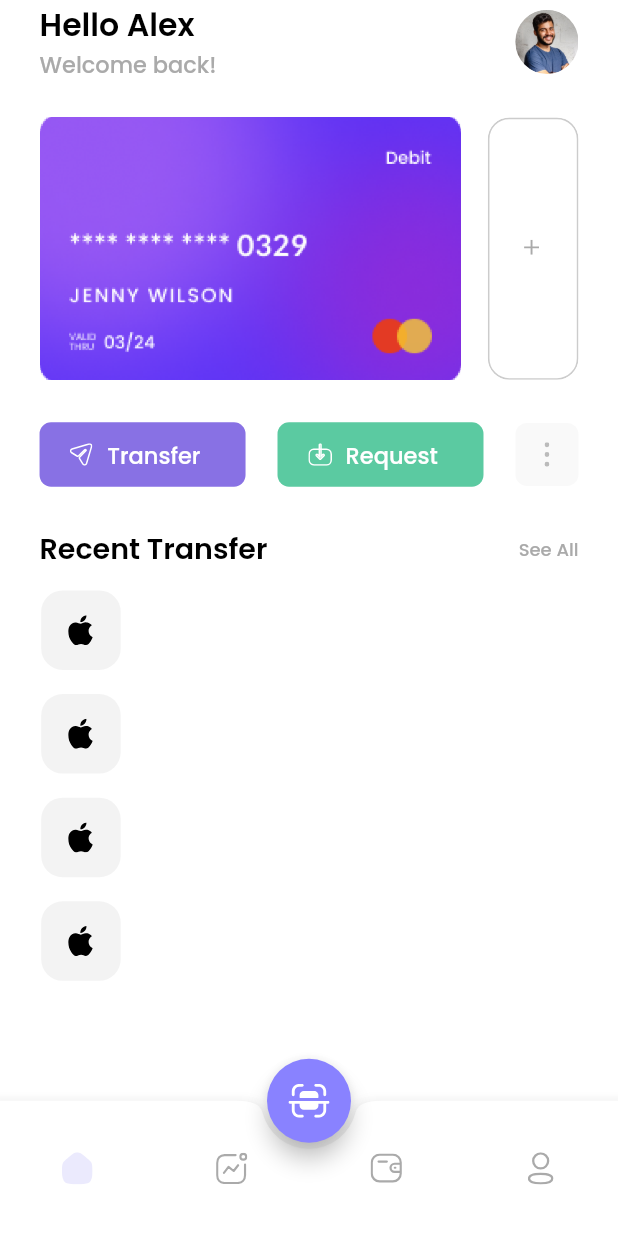
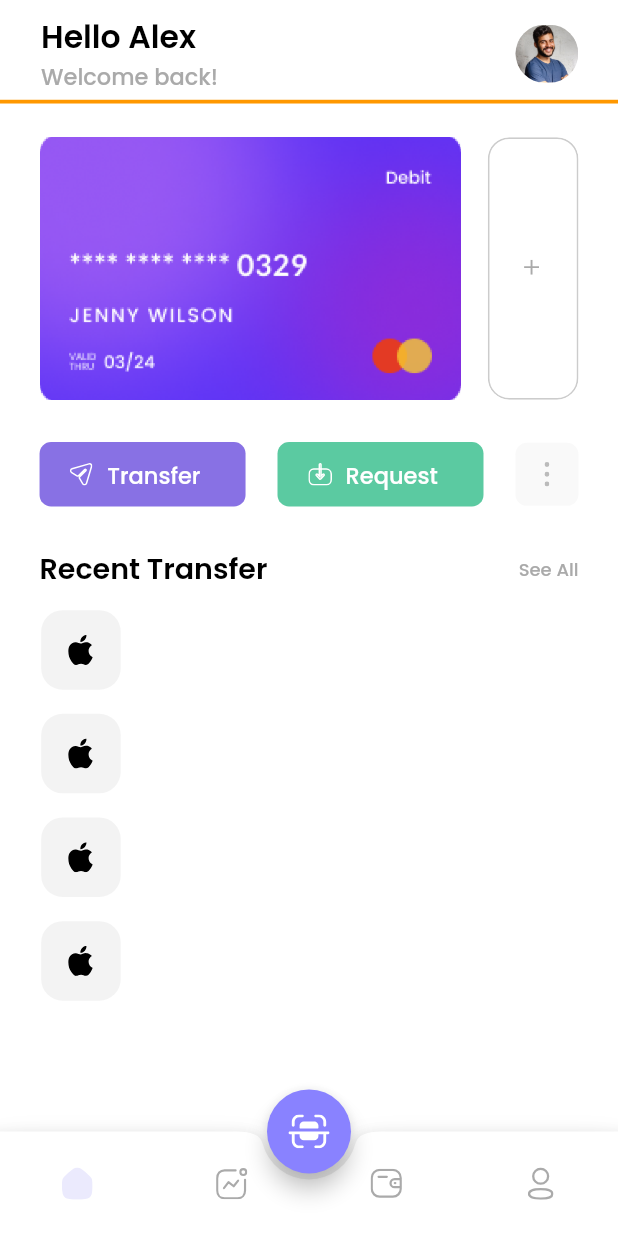
Before and after one commit to NishantSinghal19/FMA-SIH, a Flutter app: the screen it shows after launch, on a phone screen of 412 x 824 dp. Run offline on Flutter 3.47's test engine with Material 2 defaults, Android fonts, the light colour scheme and no system bars; our stand-ins replace cached_network_image, flutter_svg, flutter_svg_provider, google_maps_flutter, pin_code_fields.

Commit message:
pixel overflow fixed

```diff
--- a/client_app/lib/presentation/mine_page/mine_page.dart
+++ b/client_app/lib/presentation/mine_page/mine_page.dart
@@ -9,10 +9,11 @@ class MinePage extends StatelessWidget {
   @override
   Widget build(BuildContext context) {
     return SafeArea(
+        minimum: EdgeInsets.fromLTRB(0, 10, 0, 0),
         child: Scaffold(
             backgroundColor: ColorConstant.whiteA700,
             appBar: CustomAppBar(
-                height: getVerticalSize(52),
+                height: getVerticalSize(55),
                 title: Container(
                     width: getHorizontalSize(111),
                     margin: getMargin(left: 24),
--- a/client_app/lib/presentation/mine_page_container_screen/mine_page_container_screen.dart
+++ b/client_app/lib/presentation/mine_page_container_screen/mine_page_container_screen.dart
@@ -21,7 +21,7 @@ class MinePageContainerScreen extends StatelessWidget {
                 onGenerateRoute: (routeSetting) => PageRouteBuilder(
                     pageBuilder: (ctx, ani, ani1) =>
                         getCurrentPage(routeSetting.name!),
-                    transitionDuration: Duration(seconds: 0))),
+                    transitionDuration: Duration(milliseconds: 20))),
             bottomNavigationBar:
                 CustomBottomAppBar(onChanged: (BottomBarEnum type) {
               Navigator.pushNamed(
--- a/client_app/lib/widgets/app_bar/custom_app_bar.dart
+++ b/client_app/lib/widgets/app_bar/custom_app_bar.dart
@@ -33,9 +33,17 @@ class CustomAppBar extends StatelessWidget implements PreferredSizeWidget {
       leadingWidth: leadingWidth ?? 0,
       leading: leading,
       title: title,
-      titleSpacing: 0,
+      titleSpacing: 1,
       centerTitle: centerTitle ?? false,
       actions: actions,
+      bottom: PreferredSize(
+        preferredSize: const Size.fromHeight(4),
+        child: Container(
+            margin: EdgeInsets.only(top: 5),
+            color: Colors.orange,
+            height: 2.5,
+        ),
+      )
     );
   }
 
--- a/client_app/lib/widgets/custom_bottom_app_bar.dart
+++ b/client_app/lib/widgets/custom_bottom_app_bar.dart
@@ -40,7 +40,7 @@ class _CustomBottomAppBarState extends State<CustomBottomAppBar> {
       color: ColorConstant.whiteA700,
       child: SizedBox(
         height: getVerticalSize(
-          84,
+          65,
         ),
         child: Row(
           mainAxisAlignment: MainAxisAlignment.spaceAround,
```
